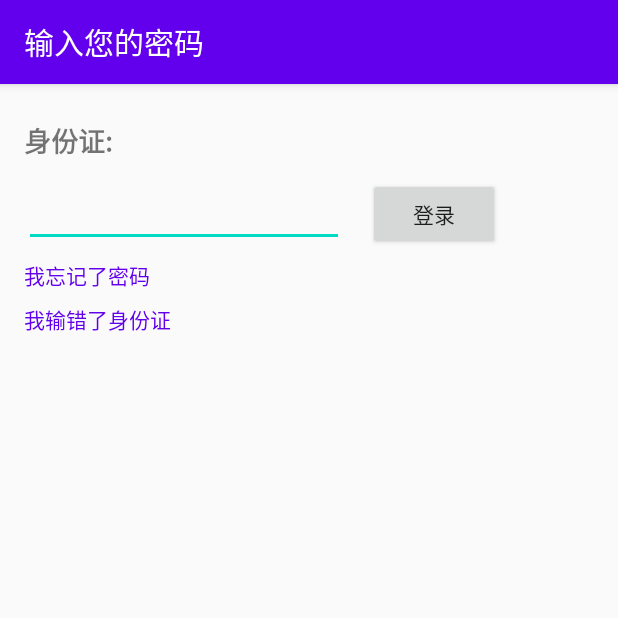
After one commit to kasusa/Community-access-management-andorid-, an Android app: the LoginPwdActivity screen opened directly, with no data from a screen before it, on a phone screen of 412 x 824 dp, the top half of it. The commit adds this screen. Run offline under Robolectric (Android 15) with nearby library versions, the light colour scheme and no system bars.

Commit message:
安卓要链接mysql坑好多.

```diff
--- /dev/null
+++ b/app/src/main/java/com/kasusa/communityaccessmanagement/LoginPwdActivity.java
@@ -0,0 +1,25 @@
+package com.kasusa.communityaccessmanagement;
+
+import androidx.appcompat.app.AppCompatActivity;
+
+import android.content.Intent;
+import android.os.Bundle;
+import android.widget.TextView;
+
+public class LoginPwdActivity extends AppCompatActivity {
+
+    String id ;
+
+    @Override
+    protected void onCreate(Bundle savedInstanceState) {
+        super.onCreate(savedInstanceState);
+        setContentView(R.layout.activity_login_pwd);
+
+        TextView passed_id = (TextView) findViewById(R.id.textView_showcitizenid);//show citizen id passed by loginactivity.java
+        Intent intent = getIntent();
+         id = intent.getStringExtra(LoginActivity.EXTRA_MESSAGE);
+        passed_id.setText(id);
+
+
+    }
+}
--- a/app/src/main/java/com/kasusa/communityaccessmanagement/mysql/MySQLutil.java
+++ b/app/src/main/java/com/kasusa/communityaccessmanagement/mysql/MySQLutil.java
@@ -6,7 +6,7 @@ public class MySQLutil{
 
     //    ip :123.56.18.36
     static final String JDBC_DRIVER = "com.mysql.jdbc.Driver";
-    static final String DB_URL = "jdbc:mysql://123.56.18.36:3306/andorid-2020-spring?useSSL=false";
+    static final String DB_URL = "jdbc:mysql://123.56.18.36:3306/andorid-2020-spring?useSSL=false&serverTimezone=Asia/Shanghai";
     static final String USER = "root";
     static final String PASS = "Jinghaoyang1";
 
--- /dev/null
+++ b/app/src/main/res/layout/activity_login_pwd.xml
@@ -0,0 +1,77 @@
+<?xml version="1.0" encoding="utf-8"?>
+<androidx.constraintlayout.widget.ConstraintLayout xmlns:android="http://schemas.android.com/apk/res/android"
+    xmlns:app="http://schemas.android.com/apk/res-auto"
+    xmlns:tools="http://schemas.android.com/tools"
+    android:layout_width="match_parent"
+    android:layout_height="match_parent"
+    tools:context=".LoginPwdActivity">
+
+    <EditText
+        android:id="@+id/editText3"
+        android:layout_width="wrap_content"
+        android:layout_height="wrap_content"
+        android:layout_marginStart="16dp"
+        android:layout_marginTop="12dp"
+        android:ems="10"
+        android:inputType="textPassword"
+        app:layout_constraintStart_toStartOf="parent"
+        app:layout_constraintTop_toBottomOf="@+id/textView" />
+
+    <TextView
+        android:id="@+id/textView_showcitizenid"
+        android:layout_width="wrap_content"
+        android:layout_height="wrap_content"
+        android:layout_marginStart="16dp"
+        android:text="TextView"
+        android:textSize="18sp"
+        app:layout_constraintBaseline_toBaselineOf="@+id/textView"
+        app:layout_constraintStart_toEndOf="@+id/textView" />
+
+    <TextView
+        android:id="@+id/textView"
+        android:layout_width="wrap_content"
+        android:layout_height="wrap_content"
+        android:layout_marginStart="16dp"
+        android:layout_marginTop="24dp"
+        android:text="身份证:"
+        android:textSize="18sp"
+        android:textStyle="bold"
+        app:layout_constraintStart_toStartOf="parent"
+        app:layout_constraintTop_toTopOf="parent" />
+
+    <Button
+        android:id="@+id/button2"
+        android:layout_width="wrap_content"
+        android:layout_height="wrap_content"
+        android:layout_marginStart="16dp"
+        android:text="登录"
+        app:layout_constraintBaseline_toBaselineOf="@+id/editText3"
+        app:layout_constraintStart_toEndOf="@+id/editText3" />
+
+    <TextView
+        android:id="@+id/textView5"
+        android:layout_width="wrap_content"
+        android:layout_height="wrap_content"
+        android:layout_marginStart="16dp"
+        android:layout_marginTop="8dp"
+        android:text="我忘记了密码"
+        android:textAlignment="center"
+        android:textColor="@color/colorPrimary"
+        android:textSize="14sp"
+        app:layout_constraintStart_toStartOf="parent"
+        app:layout_constraintTop_toBottomOf="@+id/editText3" />
+
+    <TextView
+        android:id="@+id/textView4"
+        android:layout_width="wrap_content"
+        android:layout_height="wrap_content"
+        android:layout_marginStart="16dp"
+        android:layout_marginTop="8dp"
+        android:text="我输错了身份证"
+        android:textAlignment="center"
+        android:textColor="@color/colorPrimary"
+        android:textSize="14sp"
+        app:layout_constraintStart_toStartOf="parent"
+        app:layout_constraintTop_toBottomOf="@+id/textView5" />
+
+</androidx.constraintlayout.widget.ConstraintLayout>
--- a/app/src/main/res/layout/activity_main.xml
+++ b/app/src/main/res/layout/activity_main.xml
@@ -13,6 +13,7 @@
         android:foreground="?attr/selectableItemBackground"
         android:stateListAnimator="@drawable/lift_on_touch"
         app:cardCornerRadius="2dp"
+        android:onClick="jump_login"
         app:cardPreventCornerOverlap="false"
         app:layout_constraintBottom_toBottomOf="parent"
         app:layout_constraintEnd_toEndOf="parent"
@@ -25,7 +26,6 @@
             android:layout_height="wrap_content"
 
             android:contentDescription="TODO"
-            android:onClick="jump_login"
             app:srcCompat="@drawable/login_btn" />
     </androidx.cardview.widget.CardView>
 </androidx.constraintlayout.widget.ConstraintLayout>
--- a/app/src/main/res/values/strings.xml
+++ b/app/src/main/res/values/strings.xml
@@ -3,5 +3,6 @@
 
     <string name="topBar_welcome">居民出入管理</string>
     <string name="topBar_login">输入您的身份证号</string>
+    <string name="topBar_login_pwd">输入您的密码</string>
 
 </resources>
```
Also changed, not shown: app/src/main/AndroidManifest.xml (+9 -3 lines), app/src/main/java/com/kasusa/communityaccessmanagement/LoginActivity.java (+26 -3 lines), app/src/main/java/com/kasusa/communityaccessmanagement/datacls/Dataclass.java (added, +15 -0 lines), app/src/main/java/com/kasusa/communityaccessmanagement/threads/Thread_IsCitizenAlreadyExist.java (added, +33 -0 lines).
